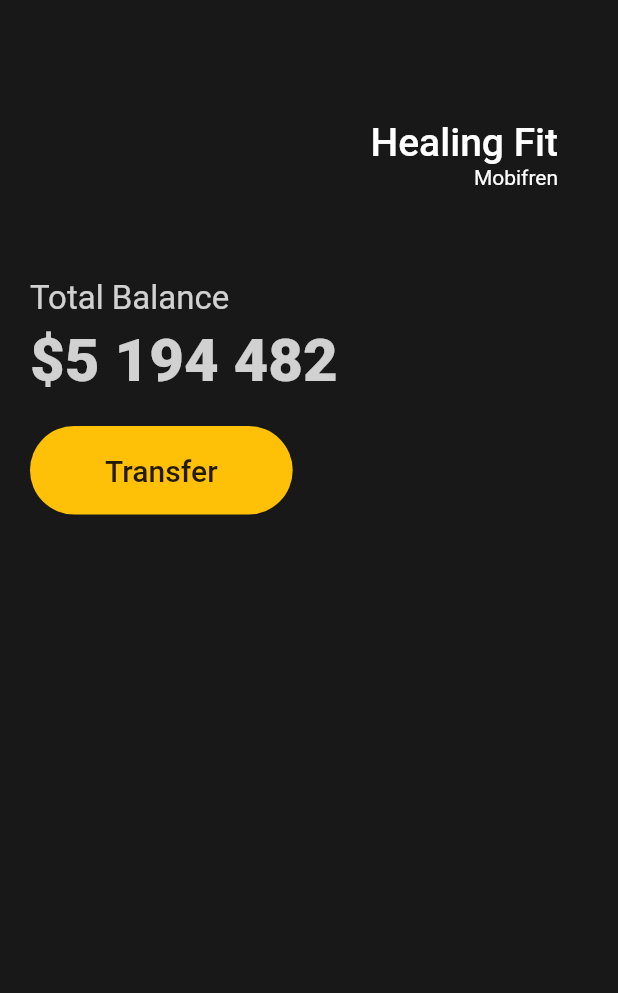
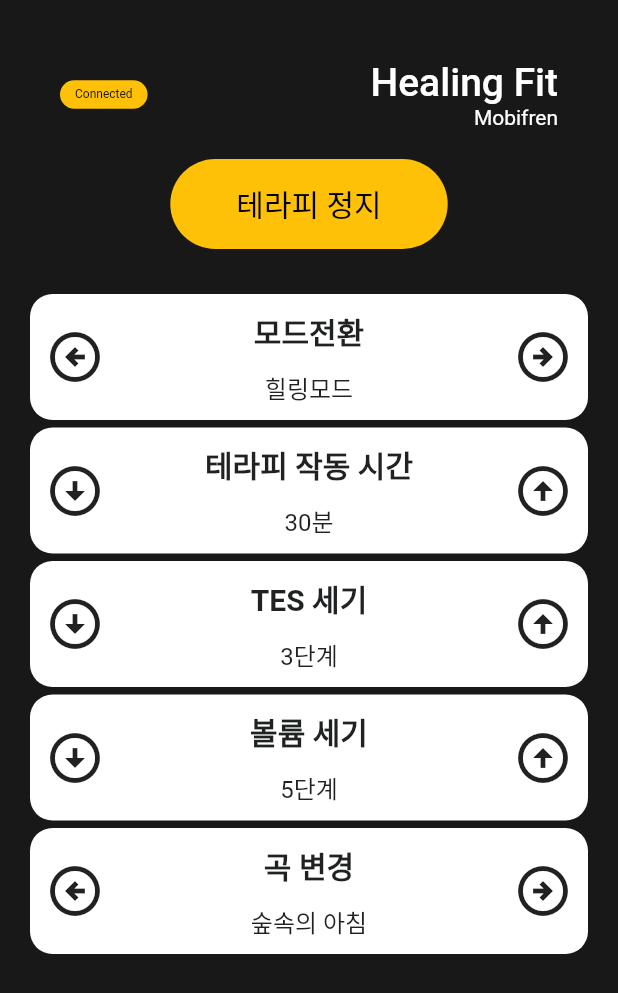
Before and after one commit to sjyunn/flutterUI, a Flutter app: the screen it shows after launch, on a phone screen of 412 x 824 dp. Shown: the top 993 px of the screen. Run offline on Flutter 3.47's test engine with Material 2 defaults, Android fonts, the phone set to English and light mode, and no system bars.

Commit message:
first ui outline

```diff
--- a/lib/main.dart
+++ b/lib/main.dart
@@ -1,4 +1,7 @@
 import 'package:flutter/material.dart';
+import 'package:uitestapp/widgets/button_tes.dart';
+import 'package:uitestapp/widgets/control_card.dart';
+import 'package:uitestapp/widgets/notice.dart';
 
 void main() {
   runApp(const App());
@@ -20,21 +23,24 @@ class App extends StatelessWidget {
         ),
         cardColor: const Color(0xFFF4EDDB),
       ),
-      home: Scaffold(
-        backgroundColor: const Color(0xFF181818),
+      home: const Scaffold(
+        backgroundColor: Color(0xFF181818),
         body: Padding(
-          padding: const EdgeInsets.symmetric(horizontal: 20),
+          padding: EdgeInsets.symmetric(horizontal: 20),
           child: Column(
             crossAxisAlignment: CrossAxisAlignment.start,
             children: [
-              const SizedBox(
-                height: 80,
+              SizedBox(
+                height: 40,
               ),
-              const Padding(
+              Padding(
                 padding: EdgeInsets.symmetric(horizontal: 20),
                 child: Row(
-                  mainAxisAlignment: MainAxisAlignment.end,
+                  mainAxisAlignment: MainAxisAlignment.spaceBetween,
                   children: [
+                    Notice(
+                      isConnected: true,
+                    ),
                     Column(
                       crossAxisAlignment: CrossAxisAlignment.end,
                       children: [
@@ -57,50 +63,64 @@ class App extends StatelessWidget {
                   ],
                 ),
               ),
-              const SizedBox(
-                height: 60,
-              ),
-              Text(
-                'Total Balance',
-                style: TextStyle(
-                  fontSize: 22,
-                  color: Colors.white.withOpacity(0.8),
-                ),
-              ),
-              const SizedBox(
-                height: 5,
-              ),
-              Text(
-                '\$5 194 482',
-                style: TextStyle(
-                  fontSize: 40,
-                  fontWeight: FontWeight.w800,
-                  color: Colors.white.withOpacity(0.8),
-                ),
-              ),
-              const SizedBox(
+              SizedBox(
                 height: 20,
               ),
               Row(
+                mainAxisAlignment: MainAxisAlignment.center,
                 children: [
-                  Container(
-                    decoration: BoxDecoration(
-                      color: Colors.amber,
-                      borderRadius: BorderRadius.circular(30),
-                    ),
-                    child: const Padding(
-                      padding: EdgeInsets.symmetric(
-                        vertical: 18,
-                        horizontal: 50,
-                      ),
-                      child: Text(
-                        'Transfer',
-                        style: TextStyle(
-                            fontSize: 20, fontWeight: FontWeight.w500),
-                      ),
-                    ),
-                  ),
+                  ButtonTes(isStarted: true),
                 ],
+              ),
+              SizedBox(
+                height: 30,
+              ),
+              ControlCard(
+                name: '모드전환',
+                code: '힐링모드',
+                icon_left: Icons.arrow_circle_left_outlined,
+                icon_right: Icons.arrow_circle_right_outlined,
+                isInverted: true,
+              ),
+              SizedBox(
+                height: 5,
+              ),
+              ControlCard(
+                name: '테라피 작동 시간',
+                code: '30분',
+                icon_left: Icons.arrow_circle_down_outlined,
+                icon_right: Icons.arrow_circle_up_outlined,
+                isInverted: true,
+              ),
+              SizedBox(
+                height: 5,
+              ),
+              ControlCard(
+                name: 'TES 세기',
+                code: '3단계',
+                icon_left: Icons.arrow_circle_down_outlined,
+                icon_right: Icons.arrow_circle_up_outlined,
+                isInverted: true,
+              ),
+              SizedBox(
+                height: 5,
+              ),
+              ControlCard(
+                name: '볼륨 세기',
+                code: '5단계',
+                icon_left: Icons.arrow_circle_down_outlined,
+                icon_right: Icons.arrow_circle_up_outlined,
+                isInverted: true,
+              ),
+              SizedBox(
+                height: 5,
+              ),
+              ControlCard(
+                name: '곡 변경',
+                code: '숲속의 아침',
+                icon_left: Icons.arrow_circle_left_outlined,
+                icon_right: Icons.arrow_circle_right_outlined,
+                isInverted: true,
               ),
             ],
           ),
--- /dev/null
+++ b/lib/widgets/button_tes.dart
@@ -0,0 +1,29 @@
+import 'package:flutter/material.dart';
+
+class ButtonTes extends StatelessWidget {
+  final bool isStarted;
+  const ButtonTes({super.key, required this.isStarted});
+
+  @override
+  Widget build(BuildContext context) {
+    return Container(
+      decoration: BoxDecoration(
+        color: isStarted ? Colors.amber : Colors.grey,
+        borderRadius: BorderRadius.circular(45),
+      ),
+      child: Padding(
+        padding: const EdgeInsets.symmetric(
+          vertical: 15,
+          horizontal: 44,
+        ),
+        child: Text(
+          isStarted ? '테라피 정지' : '테라피 시작',
+          style: const TextStyle(
+            color: Colors.black,
+            fontSize: 20,
+          ),
+        ),
+      ),
+    );
+  }
+}
--- /dev/null
+++ b/lib/widgets/control_card.dart
@@ -0,0 +1,76 @@
+import 'package:flutter/material.dart';
+
+class ControlCard extends StatelessWidget {
+  final String name, code;
+  final IconData icon_left;
+  final IconData icon_right;
+  final bool isInverted;
+
+  final _blackColor = const Color(0xFF1F2123);
+
+  const ControlCard({
+    super.key,
+    required this.name,
+    required this.code,
+    required this.icon_left,
+    required this.icon_right,
+    required this.isInverted,
+  });
+
+  @override
+  Widget build(BuildContext context) {
+    return Container(
+      clipBehavior: Clip.hardEdge,
+      decoration: BoxDecoration(
+        color: isInverted ? Colors.white : _blackColor,
+        borderRadius: BorderRadius.circular(15),
+      ),
+      child: Padding(
+        padding: const EdgeInsets.all(10),
+        child: Row(
+          mainAxisAlignment: MainAxisAlignment.spaceBetween,
+          children: [
+            Icon(
+              icon_left,
+              color: isInverted ? _blackColor : Colors.white,
+              size: 40,
+            ),
+            Column(
+              crossAxisAlignment: CrossAxisAlignment.center,
+              children: [
+                Text(
+                  name,
+                  style: TextStyle(
+                      color: isInverted ? _blackColor : Colors.white,
+                      fontSize: 20,
+                      fontWeight: FontWeight.w600),
+                ),
+                const SizedBox(
+                  height: 10,
+                ),
+                Row(
+                  children: [
+                    Text(
+                      code,
+                      style: TextStyle(
+                        color: isInverted
+                            ? _blackColor
+                            : Colors.white.withOpacity(0.8),
+                        fontSize: 16,
+                      ),
+                    ),
+                  ],
+                ),
+              ],
+            ),
+            Icon(
+              icon_right,
+              color: isInverted ? _blackColor : Colors.white,
+              size: 40,
+            ),
+          ],
+        ),
+      ),
+    );
+  }
+}
--- a/lib/widgets/currency_card.dart
+++ b/lib/widgets/currency_card.dart
@@ -26,10 +26,10 @@ class CurrencyCard extends StatelessWidget {
         clipBehavior: Clip.hardEdge,
         decoration: BoxDecoration(
           color: isInverted ? Colors.white : _blackColor,
-          borderRadius: BorderRadius.circular(20),
+          borderRadius: BorderRadius.circular(15),
         ),
         child: Padding(
-          padding: const EdgeInsets.all(30),
+          padding: const EdgeInsets.all(10),
           child: Row(
             mainAxisAlignment: MainAxisAlignment.spaceBetween,
             children: [
--- /dev/null
+++ b/lib/widgets/notice.dart
@@ -0,0 +1,33 @@
+import 'package:flutter/material.dart';
+
+class Notice extends StatelessWidget {
+  final bool isConnected;
+
+  const Notice({
+    super.key,
+    required this.isConnected,
+  });
+
+  @override
+  Widget build(BuildContext context) {
+    return Container(
+      decoration: BoxDecoration(
+        color: isConnected ? Colors.amber : Colors.grey,
+        borderRadius: BorderRadius.circular(45),
+      ),
+      child: Padding(
+        padding: const EdgeInsets.symmetric(
+          vertical: 5,
+          horizontal: 10,
+        ),
+        child: Text(
+          isConnected ? 'Connected' : 'Disconnected',
+          style: const TextStyle(
+            color: Colors.black,
+            fontSize: 8,
+          ),
+        ),
+      ),
+    );
+  }
+}
```
